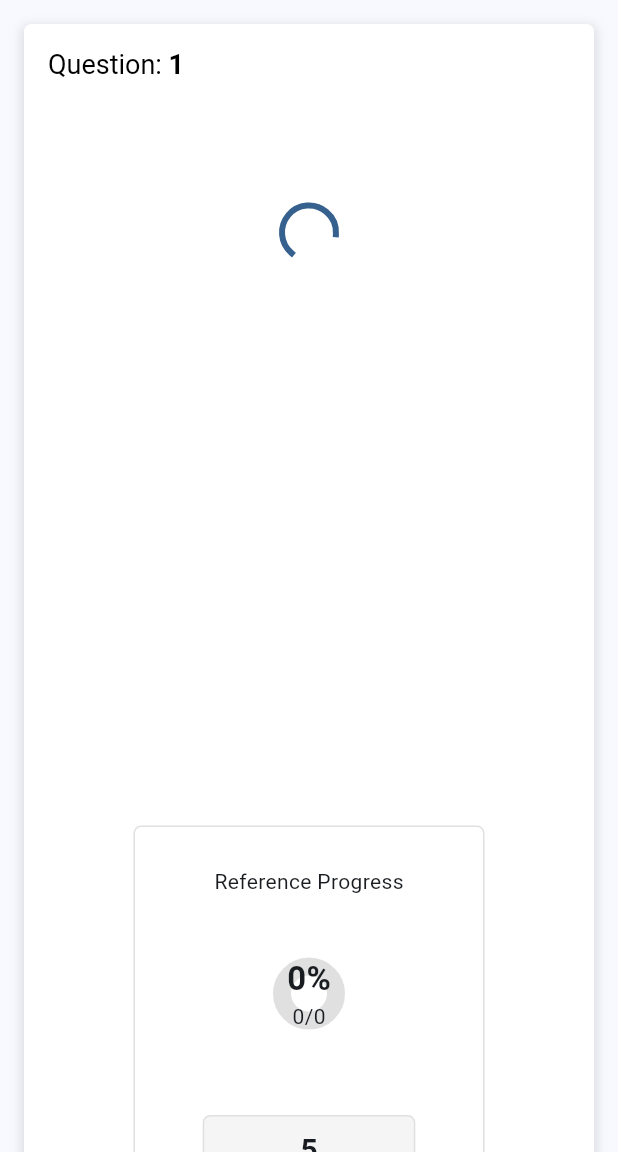
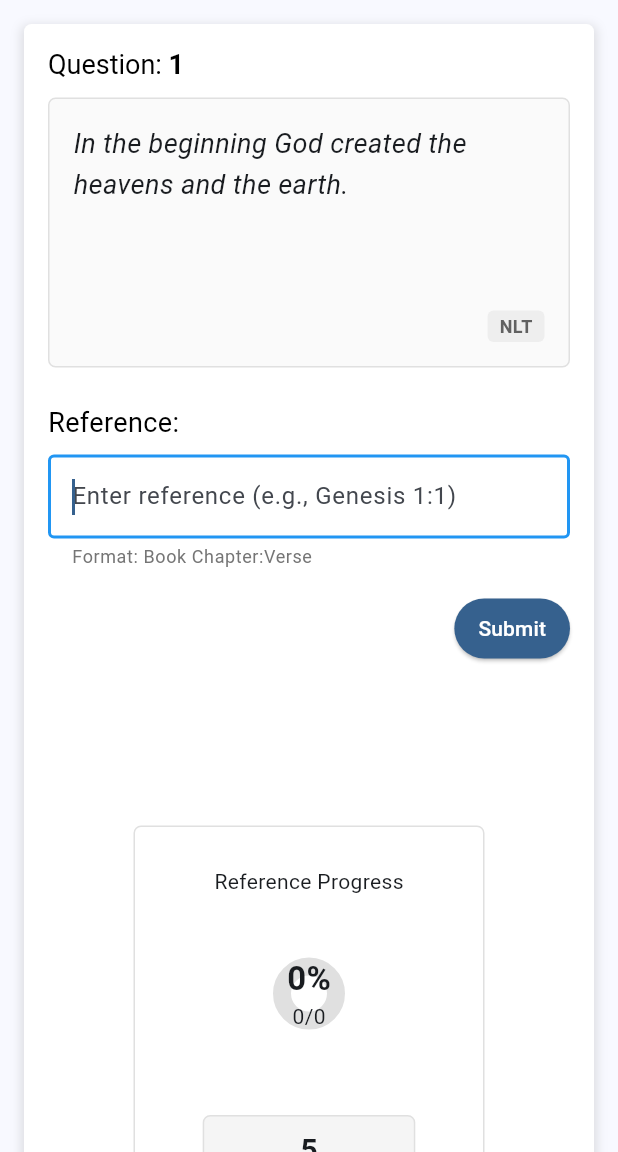
Before and after one commit to anirac-tech/memverse_project, a Flutter app: the first screen one second after launch, on a phone screen of 412 x 824 dp, the part 84-1236 px from its top. Run offline on Flutter 3.47's test engine with Material 3 defaults, Android fonts, the phone set to English and light mode, and no system bars; our stand-ins replace flutter_hooks, flutter_riverpod, hooks_riverpod; network calls fail.

Commit message:
generated from english prompts including "OK, so this is pretty awesome but we don't have the concept of Bible book abbreviations. Can you please make "Col" a valid entry for "Colossians" and "Phil" valid for "Philippians" so that "Col 1:17" and "Phil 4:13" are valid and will pass for integration test?"

```diff
--- /dev/null
+++ b/lib/main.dart
@@ -0,0 +1,6 @@
+import 'package:memverse/src/app/app.dart';
+import 'package:memverse/src/bootstrap.dart';
+
+void main() {
+  bootstrap(() => const App());
+}
--- a/lib/src/features/verse/data/verse_repository.dart
+++ b/lib/src/features/verse/data/verse_repository.dart
@@ -1,16 +1,106 @@
+import 'dart:convert';
+
+import 'package:http/http.dart' as http;
 import 'package:memverse/src/features/verse/domain/verse.dart';
 
 class VerseRepositoryProvider {
-  static final instance = FakeVerseRepository();
+  static final instance = LiveVerseRepository();
 }
 
 /// Interface for accessing verse data
-typedef VerseRepository = FakeVerseRepository;
+abstract class VerseRepository {
+  /// Factory constructor which returns the implementation
+  factory VerseRepository() => LiveVerseRepository();
+
+  /// Get a list of verses
+  Future<List<Verse>> getVerses();
+}
+
+/// Implementation that fetches Bible verses from the live API
+class LiveVerseRepository implements VerseRepository {
+  /// The URL to fetch Bible verses from
+  static const String _apiUrl =
+      'https://gist.githubusercontent.com/neiljaywarner/2880b87250163386a41e00fc1535e02c/raw';
+
+  /// The HTTP client to use for network requests
+  final http.Client _client;
+
+  /// Create a new LiveVerseRepository with an optional HTTP client
+  LiveVerseRepository({http.Client? client}) : _client = client ?? http.Client();
+
+  /// Get a list of verses from the remote API
+  @override
+  Future<List<Verse>> getVerses() async {
+    try {
+      // Fetch data from the gist
+      final response = await _client.get(Uri.parse(_apiUrl));
+
+      if (response.statusCode == 200) {
+        print('API Response received: ${response.body}'); // Debug log
+        final jsonList = jsonDecode(response.body) as List<dynamic>;
+        final verses = _parseVerses(jsonList);
+        print('Parsed verses: ${verses.length}'); // Debug log
+        return verses;
+      } else {
+        throw Exception('Failed to load verses. Status code: ${response.statusCode}');
+      }
+    } catch (e) {
+      // Return hardcoded data as fallback
+      return [
+        Verse(
+          text: 'In the beginning God created the heavens and the earth.',
+          reference: 'Genesis 1:1',
+        ),
+        Verse(
+          text:
+              'For God so loved the world that he gave his one and only Son, '
+              'that whoever believes in him shall not perish '
+              'but have eternal life.',
+          reference: 'John 3:16',
+        ),
+        Verse(
+          text:
+              'Trust in the LORD with all your heart; do not depend on your own '
+              'understanding.',
+          reference: 'Proverbs 3:5',
+        ),
+        Verse(
+          text: 'I can do everything through Christ, who gives me strength.',
+          reference: 'Philippians 4:13',
+        ),
+        Verse(
+          text:
+              'And we know that God causes everything to work together for the'
+              ' good of those who love God and are called according to '
+              'his purpose for them.',
+          reference: 'Romans 8:28',
+        ),
+      ];
+    }
+  }
+
+  /// Parse the JSON list into a list of Verse objects
+  List<Verse> _parseVerses(List<dynamic> jsonList) {
+    return jsonList.map((dynamic item) {
+      // Handle dynamic access safely
+      final json = item as Map<String, dynamic>;
+
+      final text = json['text'] as String? ?? 'No text available';
+      final reference = json['ref'] as String? ?? 'Unknown reference';
+
+      return Verse(
+        text: text,
+        reference: reference,
+      );
+    }).toList();
+  }
+}
 
 /// Sample implementation that provides a hardcoded list of verses
 /// but simulates a network call with a delay
-class FakeVerseRepository {
+class FakeVerseRepository implements VerseRepository {
   /// Get a list of verses
+  @override
   Future<List<Verse>> getVerses() async {
     // Simulate a network delay
     await Future<void>.delayed(const Duration(seconds: 2));
--- a/lib/src/features/verse/domain/verse_reference_validator.dart
+++ b/lib/src/features/verse/domain/verse_reference_validator.dart
@@ -68,6 +68,66 @@ class VerseReferenceValidator {
     'Revelation',
   ];
 
+  /// Map of common Bible book abbreviations to their full names
+  static final Map<String, String> bookAbbreviations = {
+    // Old Testament abbreviations
+    'gen': 'Genesis',
+    'exo': 'Exodus',
+    'lev': 'Leviticus',
+    'num': 'Numbers',
+    'deut': 'Deuteronomy',
+    'josh': 'Joshua',
+    'judg': 'Judges',
+    '1 sam': '1 Samuel',
+    '2 sam': '2 Samuel',
+    '1 kgs': '1 Kings',
+    '2 kgs': '2 Kings',
+    '1 chr': '1 Chronicles',
+    '2 chr': '2 Chronicles',
+    'neh': 'Nehemiah',
+    'est': 'Esther',
+    'ps': 'Psalm',
+    'psa': 'Psalm',
+    'prov': 'Proverbs',
+    'eccl': 'Ecclesiastes',
+    'song': 'Song of Songs',
+    'isa': 'Isaiah',
+    'jer': 'Jeremiah',
+    'lam': 'Lamentations',
+    'ezek': 'Ezekiel',
+    'dan': 'Daniel',
+    'hos': 'Hosea',
+    'zech': 'Zechariah',
+    'mal': 'Malachi',
+
+    // New Testament abbreviations
+    'matt': 'Matthew',
+    'mk': 'Mark',
+    'lk': 'Luke',
+    'jn': 'John',
+    'rom': 'Romans',
+    '1 cor': '1 Corinthians',
+    '2 cor': '2 Corinthians',
+    'gal': 'Galatians',
+    'eph': 'Ephesians',
+    'phil': 'Philippians',
+    'col': 'Colossians',
+    '1 thess': '1 Thessalonians',
+    '2 thess': '2 Thessalonians',
+    '1 tim': '1 Timothy',
+    '2 tim': '2 Timothy',
+    'tit': 'Titus',
+    'phlm': 'Philemon',
+    'heb': 'Hebrews',
+    'jas': 'James',
+    '1 pet': '1 Peter',
+    '2 pet': '2 Peter',
+    '1 jn': '1 John',
+    '2 jn': '2 John',
+    '3 jn': '3 John',
+    'rev': 'Revelation',
+  };
+
   static bool isValid(String text) {
     if (text.isEmpty) {
       return false;
@@ -80,9 +140,32 @@ class VerseReferenceValidator {
     if (bookChapterVersePattern.hasMatch(text)) {
       final match = bookChapterVersePattern.firstMatch(text);
       final bookName = match?.group(1)?.trim() ?? '';
+      final lowerBookName = bookName.toLowerCase();
 
-      return bookSuggestions.any((book) => book.toLowerCase() == bookName.toLowerCase());
+      // Check if it's a full book name
+      if (bookSuggestions.any((book) => book.toLowerCase() == lowerBookName)) {
+        return true;
+      }
+
+      // Check if it's an abbreviation
+      final fullBookName = bookAbbreviations[lowerBookName];
+      return fullBookName != null;
     }
     return false;
   }
+
+  /// Get the standardized book name from an input that may be a full name or abbreviation
+  static String getStandardBookName(String inputBookName) {
+    final lowerInput = inputBookName.toLowerCase();
+
+    // Check if it's already a full book name
+    for (final book in bookSuggestions) {
+      if (book.toLowerCase() == lowerInput) {
+        return book; // Return the properly cased book name
+      }
+    }
+
+    // Check if it's an abbreviation
+    return bookAbbreviations[lowerInput] ?? inputBookName;
+  }
 }
--- a/pubspec.yaml
+++ b/pubspec.yaml
@@ -16,7 +16,8 @@ dependencies:
   flutter_riverpod: 2.6.1
   freezed_annotation: ^3.0.0
   hooks_riverpod: ^2.6.1
-  intl: 0.19.0 # must be 0.19.0 for flutter_localizations
+  http: ^1.3.0
+  intl: 0.19.0
   json_annotation: ^4.9.0
   riverpod_annotation: ^2.6.1
 
@@ -26,6 +27,8 @@ dev_dependencies:
   flutter_test:
     sdk: flutter
   freezed: ^3.0.4
+  integration_test:
+    sdk: flutter
   json_serializable: ^6.9.4
   mockito: ^5.4.5
   mocktail: 1.0.4
--- /dev/null
+++ b/test_driver/integration_test.dart
@@ -0,0 +1,3 @@
+import 'package:integration_test/integration_test_driver.dart';
+
+Future<void> main() => integrationDriver();
```
Also changed, not shown: lib/l10n/arb/app_localizations.dart (+15 -13 lines), lib/src/features/verse/presentation/memverse_page.dart (+38 -4 lines), pubspec.lock, 16 other files.
